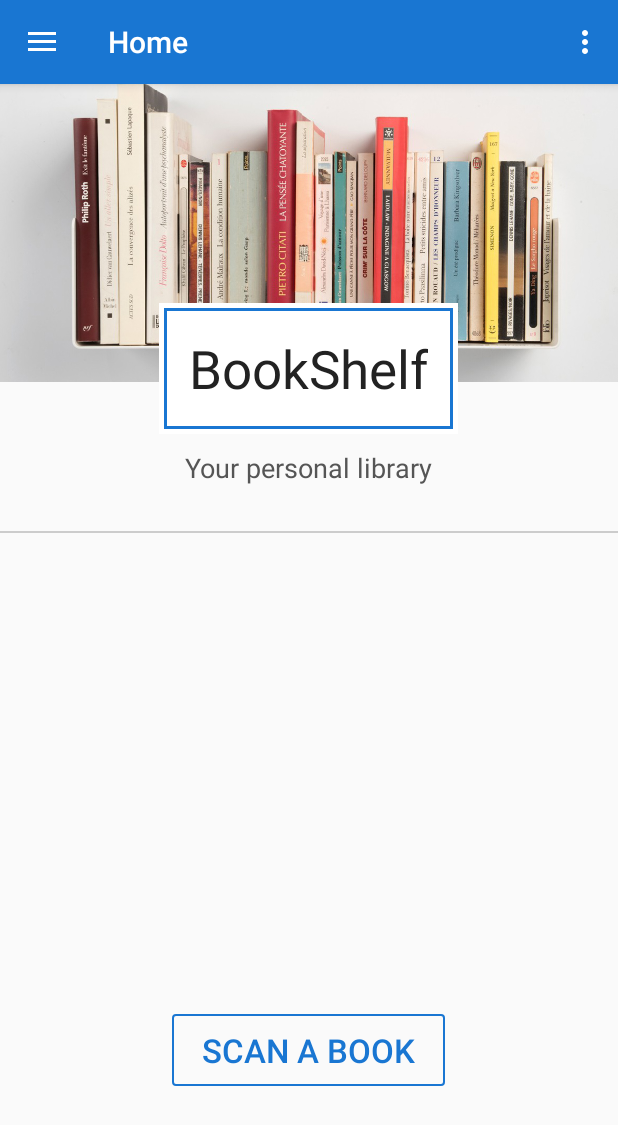
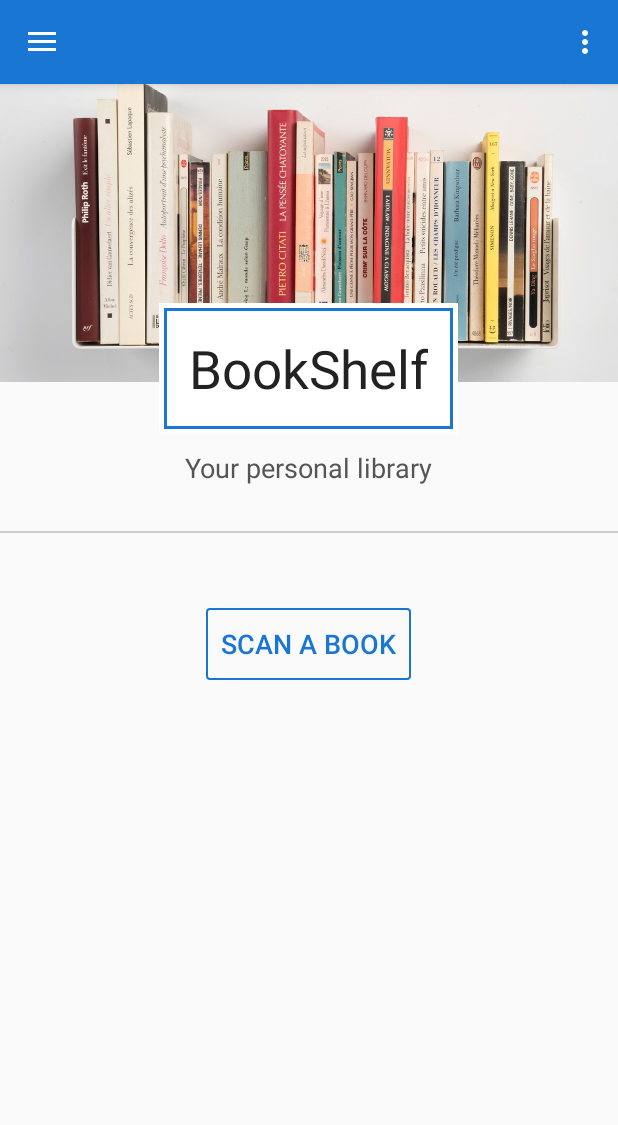
Before and after one commit to alessioros/BookShelf, an Android app: the HomeActivity screen opened directly, with no data from a screen before it, on a phone screen of 412 x 824 dp. Shown: the top 1125 px of the screen. Run offline under Robolectric (Android 15) with nearby library versions, the phone set to English and light mode, and no system bars; our stand-ins replace Volley; libraries missing offline, so code that uses them is left out: com.google.zxing.integration.

Commit message:
graphical and functional fixes

```diff
--- a/build.gradle
+++ b/build.gradle
@@ -5,7 +5,7 @@ buildscript {
         jcenter()
     }
     dependencies {
-        classpath 'com.android.tools.build:gradle:2.3.1'
+        classpath 'com.android.tools.build:gradle:2.3.3'
         classpath 'com.google.gms:google-services:3.0.0'
         classpath 'com.jakewharton:butterknife-gradle-plugin:8.5.1'
     }
--- a/mobile/src/main/java/it/polimi/bookshelf/activities/HomeActivity.java
+++ b/mobile/src/main/java/it/polimi/bookshelf/activities/HomeActivity.java
@@ -28,7 +28,7 @@ public class HomeActivity extends AppCompatActivity
         super.onCreate(savedInstanceState);
         setContentView(R.layout.activity_home);
         Toolbar toolbar = (Toolbar) findViewById(R.id.toolbar);
-        toolbar.setTitle("BookShelf");
+        toolbar.setTitle("");
         setSupportActionBar(toolbar);
 
         NavigationView navigationView = (NavigationView) findViewById(R.id.nav_view);
@@ -59,7 +59,7 @@ public class HomeActivity extends AppCompatActivity
 
             Fragment fragment = HomeFragment.newInstance(false);
             getFragmentManager().beginTransaction().replace(R.id.content_frame, fragment).commit();
-            getSupportActionBar().setTitle("Home");
+            getSupportActionBar().setTitle("");
 
         }
 
@@ -75,7 +75,7 @@ public class HomeActivity extends AppCompatActivity
 
             Fragment fragment = HomeFragment.newInstance(false);
             getFragmentManager().beginTransaction().replace(R.id.content_frame, fragment).commit();
-            getSupportActionBar().setTitle("Home");
+            getSupportActionBar().setTitle("");
         }
     }
 
@@ -103,7 +103,6 @@ public class HomeActivity extends AppCompatActivity
     public boolean onOptionsItemSelected(MenuItem item) {
         int id = item.getItemId();
 
-        //noinspection SimplifiableIfStatement
         if (id == R.id.action_settings) {
 
             Fragment fragment = SettingsFragment.newInstance();
@@ -120,14 +119,14 @@ public class HomeActivity extends AppCompatActivity
     @SuppressWarnings("StatementWithEmptyBody")
     @Override
     public boolean onNavigationItemSelected(MenuItem item) {
-        // Handle navigation view item clicks here.
+
         int id = item.getItemId();
 
         if (id == R.id.nav_home) {
 
             Fragment fragment = HomeFragment.newInstance(false);
             getFragmentManager().beginTransaction().replace(R.id.content_frame, fragment).commit();
-            getSupportActionBar().setTitle("Home");
+            getSupportActionBar().setTitle("");
 
         } else if (id == R.id.nav_library) {
 
@@ -139,7 +138,7 @@ public class HomeActivity extends AppCompatActivity
 
             Fragment fragment = HomeFragment.newInstance(true);
             getFragmentManager().beginTransaction().replace(R.id.content_frame, fragment).commit();
-            getSupportActionBar().setTitle("Home");
+            getSupportActionBar().setTitle("");
 
         } else if (id == R.id.nav_settings) {
 
--- a/mobile/src/main/java/it/polimi/bookshelf/fragments/HomeFragment.java
+++ b/mobile/src/main/java/it/polimi/bookshelf/fragments/HomeFragment.java
@@ -43,11 +43,14 @@ public class HomeFragment extends Fragment {
         // Required empty public constructor
     }
 
+    /*
+     * instantiate HomeFragment
+     * @param onlyScan if the fragment is called for an ISBN scan
+     */
     public static HomeFragment newInstance(boolean onlySCan) {
         HomeFragment fragment = new HomeFragment();
 
         fragment.onlySCan = onlySCan;
-
         return fragment;
     }
 
--- a/mobile/src/main/res/layout/fragment_home.xml
+++ b/mobile/src/main/res/layout/fragment_home.xml
@@ -42,24 +42,23 @@
         android:textSize="@dimen/app_subtitle_txtsize"/>
 
     <View
+        android:id="@+id/ruler"
         android:layout_width="match_parent"
         android:layout_height="1dp"
+        android:layout_below="@+id/app_subtitle"
         android:background="#CCC"
-        android:layout_below="@id/app_subtitle"
         android:layout_marginTop="30dp" />
 
     <Button
         android:id="@+id/scan_button"
         android:layout_width="wrap_content"
         android:layout_height="wrap_content"
+        android:layout_below="@id/ruler"
         android:text="@string/scan_a_book"
-        android:paddingLeft="20dp"
-        android:paddingRight="20dp"
-        android:textSize="22sp"
+        android:padding="10dp"
+        android:textSize="18sp"
         android:textColor="@color/colorPrimary"
         android:background="@drawable/button_border"
-        android:layout_alignParentBottom="true"
-        android:layout_marginBottom="100dp"
+        android:layout_marginTop="50dp"
         android:layout_centerHorizontal="true" />
-
 </RelativeLayout>
--- a/mobile/src/main/res/layout/fragment_shelf_list.xml
+++ b/mobile/src/main/res/layout/fragment_shelf_list.xml
@@ -24,9 +24,9 @@
         android:layout_marginBottom="20dp"
         android:layout_marginRight="20dp"
         android:layout_marginEnd="20dp"
-        android:background="@color/colorPrimary"
+        android:background="@color/colorPrimaryDark"
         android:scaleType="center"
         android:padding="15dp"
-        android:src="@drawable/ic_add_white_48dp"
+        android:src="@drawable/ic_add"
         app:layout_behavior="it.polimi.bookshelf.utilities.ScrollFABBehaviour" />
 </android.support.design.widget.CoordinatorLayout>
--- a/mobile/src/main/res/values/dimens.xml
+++ b/mobile/src/main/res/values/dimens.xml
@@ -80,6 +80,8 @@
     <dimen name="settings_headers_padding">15dp</dimen>
     <dimen name="settings_padding">10dp</dimen>
     <dimen name="settings_paddingleft">25dp</dimen>
+    <dimen name="settings_title_minwidth">90dp</dimen>
+    <dimen name="settings_value_maxwidth">230dp</dimen>
 
     <dimen name="settings_txtsize">18sp</dimen>
     <dimen name="settings_iconsize">30dp</dimen>
```
Also changed, not shown: mobile/src/main/java/it/polimi/bookshelf/fragments/SettingsFragment.java (+18 -8 lines), mobile/src/main/res/layout/fragment_book_list.xml (+6 -6 lines), mobile/src/main/res/layout/fragment_settings.xml (+9 -0 lines), 137 other files.
